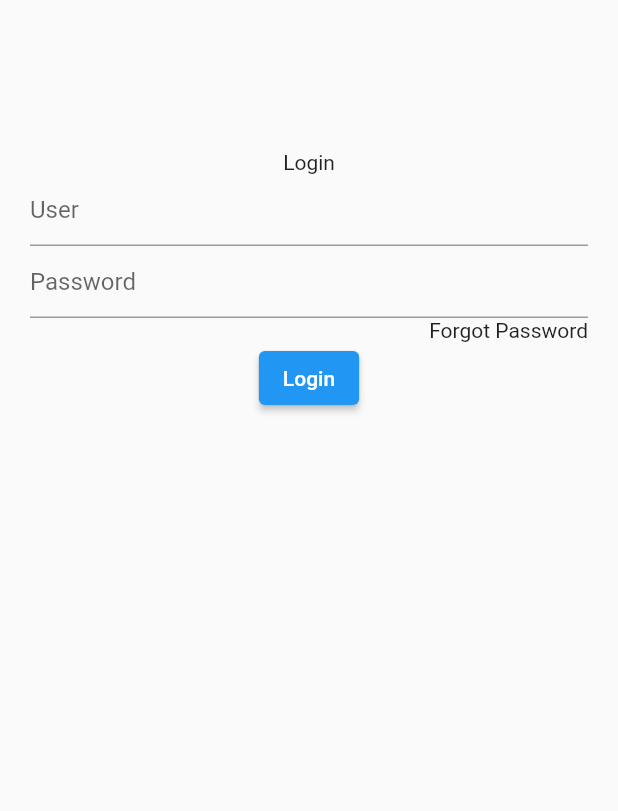
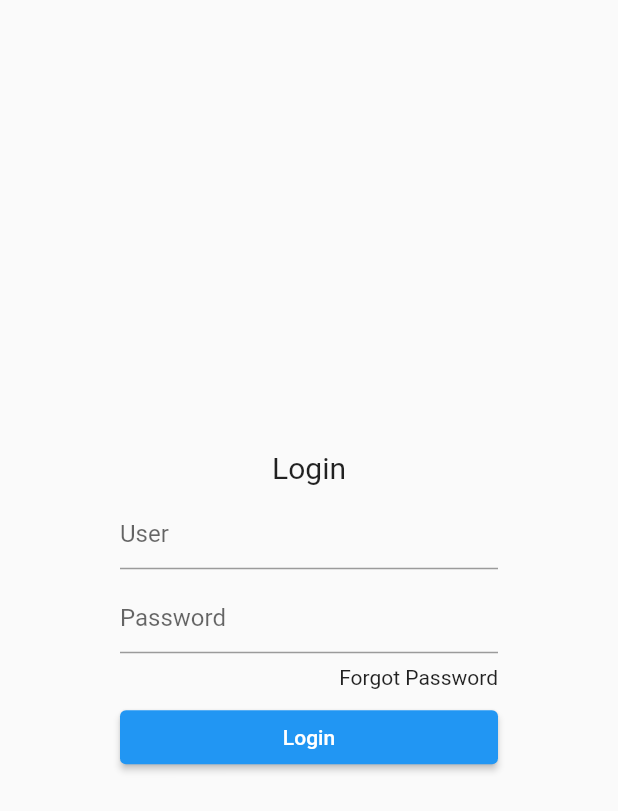
Before and after one commit to alifianmahardhika/flutterdesktop, a Flutter app: the screen it shows after launch, on a phone screen of 412 x 824 dp. Shown: the top 811 px of the screen. Run offline on Flutter 3.47's test engine with Material 2 defaults, Android fonts, the phone set to English and light mode, and no system bars.

Commit message:
Update login_screen.dart

```diff
--- a/lib/ui/auth/login_screen.dart
+++ b/lib/ui/auth/login_screen.dart
@@ -7,10 +7,14 @@ class LoginScreen extends StatelessWidget {
   Widget build(BuildContext context) {
     return Scaffold(
       body: Padding(
-          padding: EdgeInsets.symmetric(vertical: 100.0, horizontal: 20.0),
+        padding: EdgeInsets.symmetric(vertical: 100.0, horizontal: 80.0),
         child: Column(
+          mainAxisAlignment: MainAxisAlignment.center,
           children: [
-              Text('Login'),
+            Text(
+              'Login',
+              style: TextStyle(fontSize: 20.0),
+            ),
             TextField(
               decoration: InputDecoration(hintText: 'User'),
             ),
@@ -19,11 +23,27 @@ class LoginScreen extends StatelessWidget {
             ),
             Row(
               mainAxisAlignment: MainAxisAlignment.end,
-                children: [Text('Forgot Password')],
+              children: [
+                InkWell(
+                  child: Text('Forgot Password'),
+                  onTap: () {},
                 ),
-              ElevatedButton(onPressed: () {}, child: Text('Login'))
               ],
-          )),
+            ),
+            Container(
+                width: double.infinity,
+                child: ElevatedButton(
+                  onPressed: () {},
+                  child: Text('Login'),
+                ))
+          ]
+              .map((e) => Padding(
+                    padding: EdgeInsets.only(bottom: 8.0),
+                    child: e,
+                  ))
+              .toList(),
+        ),
+      ),
     );
   }
 }
```
Lines whose indentation alone changed are shown as unchanged.
